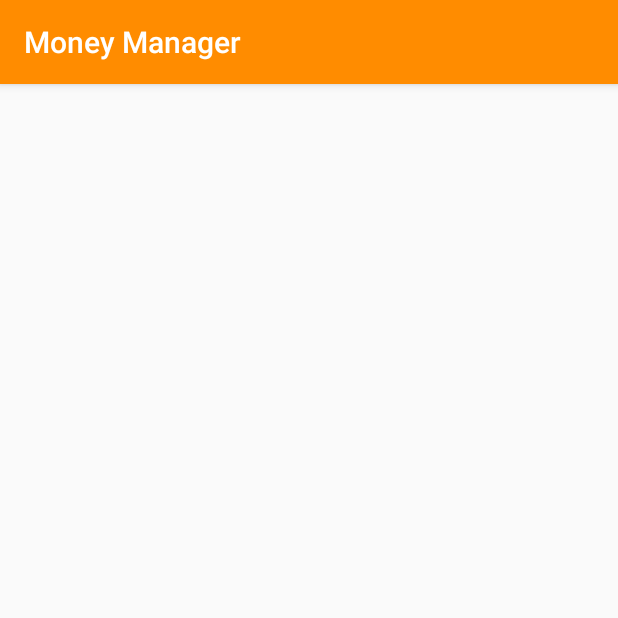
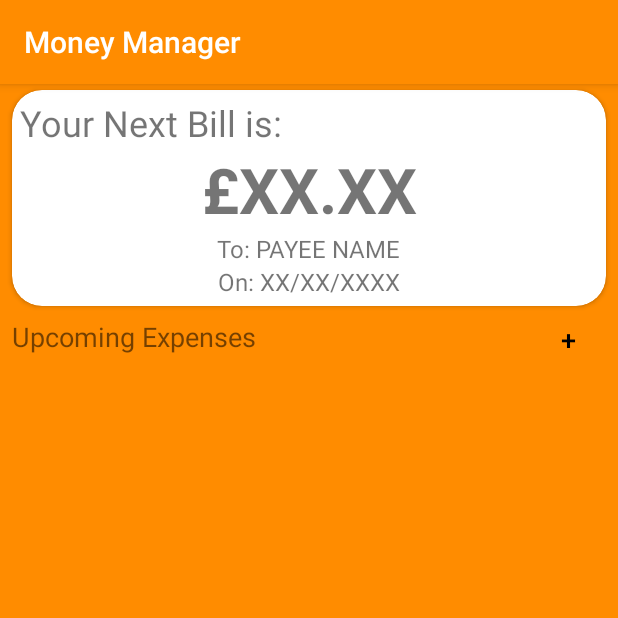
Before and after one commit to jakeshepherd/MoneyManager, an Android app: the BillHistory screen opened directly, with no data from a screen before it, on a phone screen of 412 x 824 dp, the top half of it. Run offline under Robolectric (Android 15) with nearby library versions, the phone set to English and light mode, and no system bars; 4 statements that could not run were skipped.

Commit message:
BillHistory now works with the database

```diff
--- a/app/src/main/java/com/example/jakeshepherd/moneymanager/BillHistory.java
+++ b/app/src/main/java/com/example/jakeshepherd/moneymanager/BillHistory.java
@@ -1,11 +1,14 @@
 package com.example.jakeshepherd.moneymanager;
 
 import android.database.Cursor;
+import android.graphics.Color;
 import android.support.v7.app.AppCompatActivity;
 import android.os.Bundle;
+import android.view.View;
 import android.widget.ArrayAdapter;
 import android.widget.ListAdapter;
 import android.widget.ListView;
+import android.widget.TextView;
 
 import java.lang.reflect.Array;
 import java.util.ArrayList;
@@ -17,10 +20,25 @@ public class BillHistory extends AppCompatActivity {
         super.onCreate(savedInstanceState);
         setContentView(R.layout.activity_bill_history);
 
-        ArrayList billList = getBillList();
-        ArrayList billNameList = getBillNames(billList);
-        ListAdapter billListAdapter = new ArrayAdapter<String>(this, android.R.layout.simple_list_item_1, billNameList);
+        /* Change colour to the orange to make the cards easier to see for testing */
+        View someView = findViewById(R.id.billListView);
+        View root = someView.getRootView();
+        root.setBackgroundColor(Color.parseColor("#FF8C00"));
 
+        ArrayList<Bill> billList = getBillList();
+
+        Bill firstBill = billList.remove(0);
+
+        TextView firstBillAmount = findViewById(R.id.firstAmountField);
+        firstBillAmount.setText(String.format("£%.2f", firstBill.getAmount()));
+
+        TextView firstBillPayee = findViewById(R.id.firstPayeeNameField);
+        firstBillPayee.setText(String.format("To: %s", firstBill.getPayeeName()));
+
+        TextView firstBillDate = findViewById(R.id.firstDueDateField);
+        firstBillDate.setText(String.format("On: %s", firstBill.getDueDate().toString().substring(0, 10)));
+
+        ListAdapter billListAdapter = new BillListAdapter(this, billList);
         ListView billListView = findViewById(R.id.billListView);
         billListView.setAdapter(billListAdapter);
     }
--- a/app/src/main/res/layout/activity_bill_history.xml
+++ b/app/src/main/res/layout/activity_bill_history.xml
@@ -5,6 +5,74 @@
     android:layout_width="match_parent"
     android:layout_height="match_parent"
     tools:context=".BillHistory">
+
+    <android.support.v7.widget.CardView
+        android:id="@+id/firstBillCardView"
+        android:layout_width="match_parent"
+        android:layout_height="wrap_content"
+        android:layout_marginEnd="8dp"
+        android:layout_marginLeft="8dp"
+        android:layout_marginRight="8dp"
+        android:layout_marginStart="8dp"
+        android:layout_marginTop="4dp"
+        app:cardCornerRadius="20dp"
+        app:cardElevation="2dp"
+        app:contentPadding="5dp"
+        app:layout_constraintEnd_toEndOf="parent"
+        app:layout_constraintStart_toStartOf="parent"
+        app:layout_constraintTop_toTopOf="parent">
+
+        <android.support.constraint.ConstraintLayout
+            android:layout_width="match_parent"
+            android:layout_height="wrap_content">
+
+            <TextView
+                android:id="@+id/textView9"
+                android:layout_width="0dp"
+                android:layout_height="wrap_content"
+                android:text="Your Next Bill is:"
+                android:textSize="24sp"
+                app:layout_constraintBottom_toTopOf="@+id/firstAmountField"
+                app:layout_constraintEnd_toEndOf="parent"
+                app:layout_constraintStart_toStartOf="parent"
+                app:layout_constraintTop_toTopOf="parent" />
+
+            <TextView
+                android:id="@+id/firstAmountField"
+                android:layout_width="wrap_content"
+                android:layout_height="wrap_content"
+                android:text="£XX.XX"
+                android:textSize="42sp"
+                android:textStyle="bold"
+                app:layout_constraintBottom_toTopOf="@+id/firstPayeeNameField"
+                app:layout_constraintEnd_toEndOf="parent"
+                app:layout_constraintStart_toStartOf="parent"
+                app:layout_constraintTop_toBottomOf="@+id/textView9" />
+
+            <TextView
+                android:id="@+id/firstPayeeNameField"
+                android:layout_width="wrap_content"
+                android:layout_height="wrap_content"
+                android:text="To: PAYEE NAME"
+                android:textSize="16sp"
+                app:layout_constraintBottom_toTopOf="@+id/firstDueDateField"
+                app:layout_constraintEnd_toEndOf="parent"
+                app:layout_constraintStart_toStartOf="parent"
+                app:layout_constraintTop_toBottomOf="@+id/firstAmountField" />
+
+            <TextView
+                android:id="@+id/firstDueDateField"
+                android:layout_width="wrap_content"
+                android:layout_height="wrap_content"
+                android:text="On: XX/XX/XXXX"
+                android:textSize="16sp"
+                app:layout_constraintBottom_toBottomOf="parent"
+                app:layout_constraintEnd_toEndOf="parent"
+                app:layout_constraintStart_toStartOf="parent"
+                app:layout_constraintTop_toBottomOf="@+id/firstPayeeNameField" />
+        </android.support.constraint.ConstraintLayout>
+
+    </android.support.v7.widget.CardView>
 
     <ListView
         android:id="@+id/billListView"
@@ -15,9 +83,39 @@
         android:layout_marginLeft="8dp"
         android:layout_marginRight="8dp"
         android:layout_marginStart="8dp"
-        android:layout_marginTop="8dp"
+        android:divider="@android:color/transparent"
+        android:dividerHeight="0.0sp"
         app:layout_constraintBottom_toBottomOf="parent"
         app:layout_constraintEnd_toEndOf="parent"
         app:layout_constraintStart_toStartOf="parent"
-        app:layout_constraintTop_toTopOf="parent" />
+        app:layout_constraintTop_toBottomOf="@+id/addBillButton" />
+
+    <TextView
+        android:id="@+id/upcomingBillLabel"
+        android:layout_width="0dp"
+        android:layout_height="wrap_content"
+        android:layout_marginEnd="8dp"
+        android:layout_marginLeft="8dp"
+        android:layout_marginRight="8dp"
+        android:layout_marginStart="8dp"
+        android:layout_marginTop="8dp"
+        android:text="Upcoming Expenses"
+        android:textSize="18sp"
+        app:layout_constraintEnd_toStartOf="@+id/addBillButton"
+        app:layout_constraintHorizontal_bias="1.0"
+        app:layout_constraintStart_toStartOf="parent"
+        app:layout_constraintTop_toBottomOf="@+id/firstBillCardView" />
+
+    <Button
+        android:id="@+id/addBillButton"
+        style="@style/Widget.AppCompat.Button.Borderless"
+        android:layout_width="34dp"
+        android:layout_height="38dp"
+        android:layout_marginEnd="16dp"
+        android:layout_marginRight="16dp"
+        android:text="+"
+        android:textColor="@android:color/black"
+        android:textSize="18sp"
+        app:layout_constraintEnd_toEndOf="parent"
+        app:layout_constraintTop_toBottomOf="@+id/firstBillCardView" />
 </android.support.constraint.ConstraintLayout>
```
Also changed, not shown: app/src/main/java/com/example/jakeshepherd/moneymanager/BillListAdapter.java (added, +40 -0 lines), app/src/main/res/layout/bill_table_row.xml (added, +63 -0 lines).
